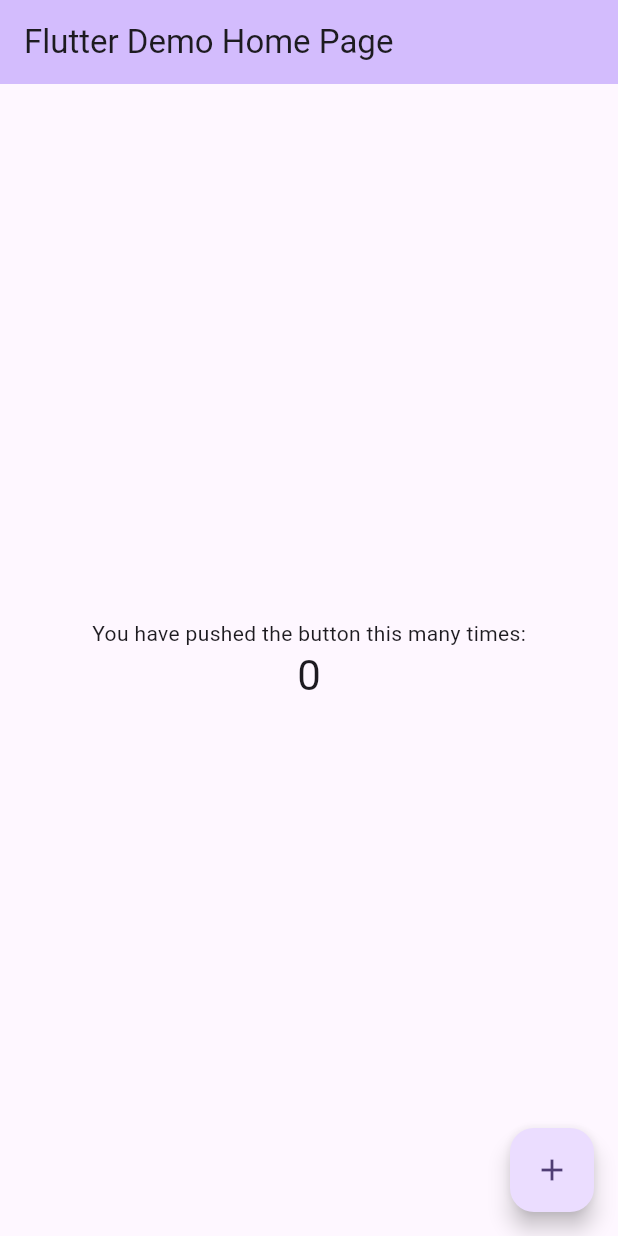
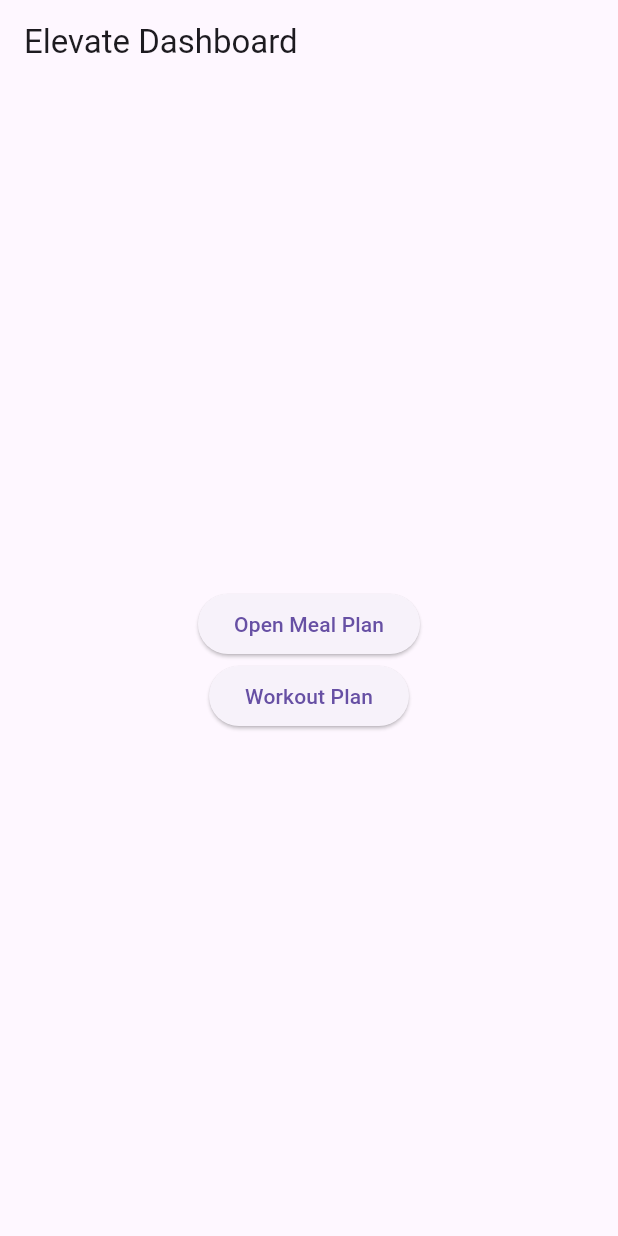
Before and after one commit to Jaydinx/Elevate, a Flutter app: the screen it shows after launch, on a phone screen of 412 x 824 dp. Run offline on Flutter 3.47's test engine with Material 3 defaults, Android fonts, the phone set to English and light mode, and no system bars.

Commit message:
Base of app completed

```diff
--- a/lib/main.dart
+++ b/lib/main.dart
@@ -1,122 +1,82 @@
 import 'package:flutter/material.dart';
 
 void main() {
-  runApp(const MyApp());
+  runApp(const ElevateApp());
 }
 
-class MyApp extends StatelessWidget {
-  const MyApp({super.key});
+class ElevateApp extends StatelessWidget {
+  const ElevateApp({super.key});
 
-  // This widget is the root of your application.
   @override
   Widget build(BuildContext context) {
     return MaterialApp(
-      title: 'Flutter Demo',
-      theme: ThemeData(
-        // This is the theme of your application.
-        //
-        // TRY THIS: Try running your application with "flutter run". You'll see
-        // the application has a purple toolbar. Then, without quitting the app,
-        // try changing the seedColor in the colorScheme below to Colors.green
-        // and then invoke "hot reload" (save your changes or press the "hot
-        // reload" button in a Flutter-supported IDE, or press "r" if you used
-        // the command line to start the app).
-        //
-        // Notice that the counter didn't reset back to zero; the application
-        // state is not lost during the reload. To reset the state, use hot
-        // restart instead.
-        //
-        // This works for code too, not just values: Most code changes can be
-        // tested with just a hot reload.
-        colorScheme: ColorScheme.fromSeed(seedColor: Colors.deepPurple),
-      ),
-      home: const MyHomePage(title: 'Flutter Demo Home Page'),
+      title: 'Elevate',
+      theme: ThemeData(primarySwatch: Colors.deepPurple),
+      home: const HomeScreen(),
     );
   }
 }
 
-class MyHomePage extends StatefulWidget {
-  const MyHomePage({super.key, required this.title});
-
-  // This widget is the home page of your application. It is stateful, meaning
-  // that it has a State object (defined below) that contains fields that affect
-  // how it looks.
-
-  // This class is the configuration for the state. It holds the values (in this
-  // case the title) provided by the parent (in this case the App widget) and
-  // used by the build method of the State. Fields in a Widget subclass are
-  // always marked "final".
-
-  final String title;
-
-  @override
-  State<MyHomePage> createState() => _MyHomePageState();
-}
-
-class _MyHomePageState extends State<MyHomePage> {
-  int _counter = 0;
-
-  void _incrementCounter() {
-    setState(() {
-      // This call to setState tells the Flutter framework that something has
-      // changed in this State, which causes it to rerun the build method below
-      // so that the display can reflect the updated values. If we changed
-      // _counter without calling setState(), then the build method would not be
-      // called again, and so nothing would appear to happen.
-      _counter++;
-    });
-  }
+class HomeScreen extends StatelessWidget {
+  const HomeScreen({super.key});
 
   @override
   Widget build(BuildContext context) {
-    // This method is rerun every time setState is called, for instance as done
-    // by the _incrementCounter method above.
-    //
-    // The Flutter framework has been optimized to make rerunning build methods
-    // fast, so that you can just rebuild anything that needs updating rather
-    // than having to individually change instances of widgets.
     return Scaffold(
-      appBar: AppBar(
-        // TRY THIS: Try changing the color here to a specific color (to
-        // Colors.amber, perhaps?) and trigger a hot reload to see the AppBar
-        // change color while the other colors stay the same.
-        backgroundColor: Theme.of(context).colorScheme.inversePrimary,
-        // Here we take the value from the MyHomePage object that was created by
-        // the App.build method, and use it to set our appbar title.
-        title: Text(widget.title),
-      ),
+      appBar: AppBar(title: const Text("Elevate Dashboard")),
       body: Center(
-        // Center is a layout widget. It takes a single child and positions it
-        // in the middle of the parent.
         child: Column(
-          // Column is also a layout widget. It takes a list of children and
-          // arranges them vertically. By default, it sizes itself to fit its
-          // children horizontally, and tries to be as tall as its parent.
-          //
-          // Column has various properties to control how it sizes itself and
-          // how it positions its children. Here we use mainAxisAlignment to
-          // center the children vertically; the main axis here is the vertical
-          // axis because Columns are vertical (the cross axis would be
-          // horizontal).
-          //
-          // TRY THIS: Invoke "debug painting" (choose the "Toggle Debug Paint"
-          // action in the IDE, or press "p" in the console), to see the
-          // wireframe for each widget.
           mainAxisAlignment: MainAxisAlignment.center,
-          children: <Widget>[
-            const Text('You have pushed the button this many times:'),
-            Text(
-              '$_counter',
-              style: Theme.of(context).textTheme.headlineMedium,
+          children: [
+            ElevatedButton(
+              child: const Text("Open Meal Plan"),
+              onPressed: () {
+                Navigator.push(
+                  context,
+                  MaterialPageRoute(
+                    builder: (context) => const MealPlanScreen(),
+                  ),
+                );
+              },
+            ),
+            ElevatedButton(
+              child: const Text("Workout Plan"),
+              onPressed: () {
+                Navigator.push(
+                  context,
+                  MaterialPageRoute(
+                    builder: (context) => const WorkoutScreen(),
+                  ),
+                );
+              },
             ),
           ],
         ),
       ),
-      floatingActionButton: FloatingActionButton(
-        onPressed: _incrementCounter,
-        tooltip: 'Increment',
-        child: const Icon(Icons.add),
-      ), // This trailing comma makes auto-formatting nicer for build methods.
     );
   }
 }
+
+class MealPlanScreen extends StatelessWidget {
+  const MealPlanScreen({super.key});
+
+  @override
+  Widget build(BuildContext context) {
+    return Scaffold(
+      appBar: AppBar(title: const Text("Meal Plan")),
+      body: const Center(child: Text("Display user's meal plan here")),
+    );
+  }
+}
+
+class WorkoutScreen extends StatelessWidget {
+  const WorkoutScreen({super.key});
+
+  @override
+  Widget build(BuildContext context) {
+    return Scaffold(
+      appBar: AppBar(title: const Text("Workout Plan")),
+      body: const Center(child: Text("Workout content will go here")),
+    );
+  }
+}
```
